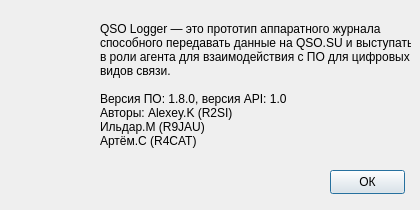
Old version of the form about.ui in the repository qsosu/logger.
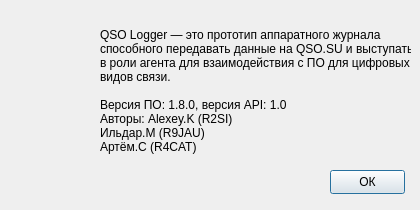
New version of the form. Icons and pictures are not drawn.

What changed in the file:
```diff
--- a/about.ui
+++ b/about.ui
@@ -57,34 +57,6 @@
     <bool>true</bool>
    </property>
   </widget>
-  <widget class="QLabel" name="label_2">
-   <property name="geometry">
-    <rect>
-     <x>100</x>
-     <y>10</y>
-     <width>311</width>
-     <height>151</height>
-    </rect>
-   </property>
-   <property name="text">
-    <string>&lt;!DOCTYPE HTML PUBLIC &quot;-//W3C//DTD HTML 4.0//EN&quot; &quot;http://www.w3.org/TR/REC-html40/strict.dtd&quot;&gt;
-&lt;html&gt;&lt;head&gt;&lt;meta name=&quot;qrichtext&quot; content=&quot;1&quot; /&gt;&lt;meta charset=&quot;utf-8&quot; /&gt;&lt;style type=&quot;text/css&quot;&gt;
-p, li { white-space: pre-wrap; }
-hr { height: 1px; border-width: 0; }
-li.unchecked::marker { content: &quot;\2610&quot;; }
-li.checked::marker { content: &quot;\2612&quot;; }
-&lt;/style&gt;&lt;/head&gt;&lt;body style=&quot; font-family:'Segoe UI'; font-size:9pt; font-weight:400; font-style:normal;&quot;&gt;
-&lt;p style=&quot; margin-top:0px; margin-bottom:0px; margin-left:0px; margin-right:0px; -qt-block-indent:0; text-indent:0px;&quot;&gt;&lt;span style=&quot; color:#000000;&quot;&gt;QSO Logger — это прототип аппаратного журнала &lt;/span&gt;&lt;/p&gt;
-&lt;p style=&quot; margin-top:0px; margin-bottom:0px; margin-left:0px; margin-right:0px; -qt-block-indent:0; text-indent:0px;&quot;&gt;&lt;span style=&quot; color:#000000;&quot;&gt;способного передавать данные на QSO.SU и выступать &lt;/span&gt;&lt;/p&gt;
-&lt;p style=&quot; margin-top:0px; margin-bottom:0px; margin-left:0px; margin-right:0px; -qt-block-indent:0; text-indent:0px;&quot;&gt;&lt;span style=&quot; color:#000000;&quot;&gt;в роли агента для взаимодействия с ПО для цифровых &lt;/span&gt;&lt;/p&gt;
-&lt;p style=&quot; margin-top:0px; margin-bottom:0px; margin-left:0px; margin-right:0px; -qt-block-indent:0; text-indent:0px;&quot;&gt;&lt;span style=&quot; color:#000000;&quot;&gt;видов связи.&lt;/span&gt;&lt;/p&gt;
-&lt;p style=&quot;-qt-paragraph-type:empty; margin-top:0px; margin-bottom:0px; margin-left:0px; margin-right:0px; -qt-block-indent:0; text-indent:0px; color:#000000;&quot;&gt;&lt;br /&gt;&lt;/p&gt;
-&lt;p style=&quot; margin-top:0px; margin-bottom:0px; margin-left:0px; margin-right:0px; -qt-block-indent:0; text-indent:0px;&quot;&gt;&lt;span style=&quot; color:#000000;&quot;&gt;Версия ПО: 1.8.0, версия API: 1.0&lt;/span&gt;&lt;/p&gt;
-&lt;p style=&quot; margin-top:0px; margin-bottom:0px; margin-left:0px; margin-right:0px; -qt-block-indent:0; text-indent:0px;&quot;&gt;&lt;span style=&quot; color:#000000;&quot;&gt;Авторы: Alexey.K (R2SI)&lt;/span&gt;&lt;/p&gt;
-&lt;p style=&quot; margin-top:0px; margin-bottom:0px; margin-left:0px; margin-right:0px; -qt-block-indent:0; text-indent:0px;&quot;&gt;&lt;span style=&quot; color:#000000;&quot;&gt;Ильдар.М (R9JAU)&lt;/span&gt;&lt;/p&gt;
-&lt;p style=&quot; margin-top:0px; margin-bottom:0px; margin-left:0px; margin-right:0px; -qt-block-indent:0; text-indent:0px;&quot;&gt;&lt;span style=&quot; color:#000000;&quot;&gt;Артём.С (R4CAT)&lt;/span&gt;&lt;/p&gt;&lt;/body&gt;&lt;/html&gt;</string>
-   </property>
-  </widget>
   <widget class="QPushButton" name="pushButton">
    <property name="geometry">
     <rect>
@@ -98,6 +70,36 @@
     <string>ОК</string>
    </property>
   </widget>
+  <widget class="QLabel" name="label_2">
+   <property name="geometry">
+    <rect>
+     <x>100</x>
+     <y>10</y>
+     <width>311</width>
+     <height>161</height>
+    </rect>
+   </property>
+   <property name="layoutDirection">
+    <enum>Qt::LeftToRight</enum>
+   </property>
+   <property name="autoFillBackground">
+    <bool>false</bool>
+   </property>
+   <property name="text">
+    <string>QSO Logger — это прототип аппаратного журнала 
+способного передавать данные на QSO.SU и выступать 
+в роли агента для взаимодействия с ПО для цифровых 
+видов связи.
+
+Версия ПО: 1.8.0, версия API: 1.0
+Авторы: Alexey.K (R2SI)
+Ильдар.М (R9JAU)
+Артём.С (R4CAT)</string>
+   </property>
+   <property name="textFormat">
+    <enum>Qt::PlainText</enum>
+   </property>
+  </widget>
  </widget>
  <resources>
   <include location="resources.qrc"/>
```
Left out of the diff: 5 changed lines with no effect on the pictures.
